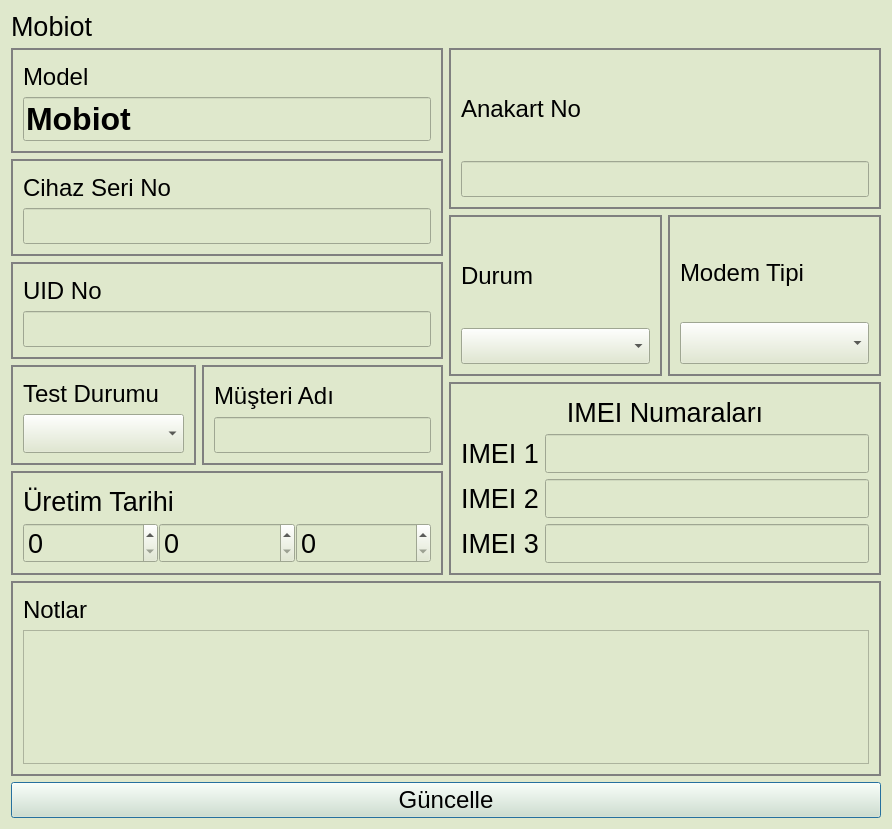
Qt form src/informationmobiotdialog.ui (yunusemrecinar/QT5-cihaz-kimlik-teknik-servis) before a commit.
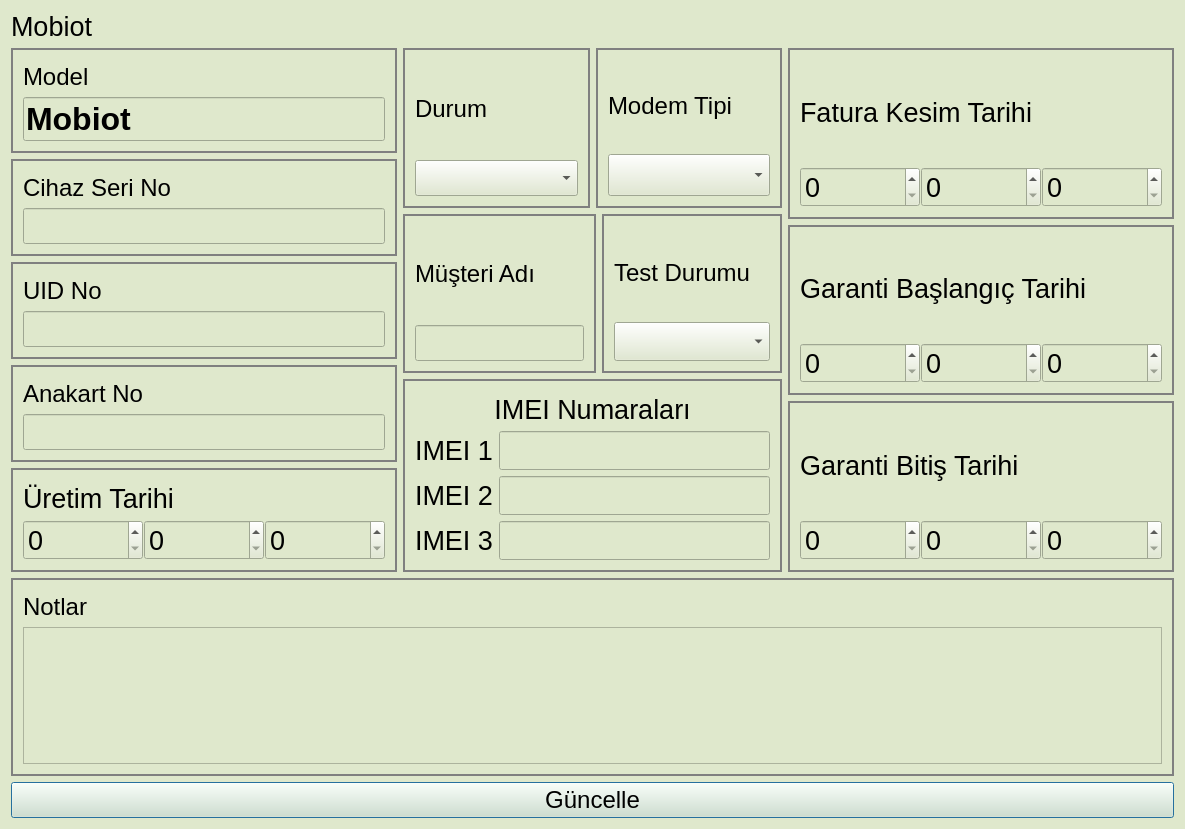
The same form after that commit.

Patch:
```diff
--- a/src/informationmobiotdialog.ui
+++ b/src/informationmobiotdialog.ui
@@ -6,7 +6,7 @@
    <rect>
     <x>0</x>
     <y>0</y>
-    <width>892</width>
+    <width>1185</width>
     <height>829</height>
    </rect>
   </property>
@@ -18,7 +18,7 @@
   background-color: #DFE8CC ;
 }</string>
   </property>
-  <layout class="QVBoxLayout" name="verticalLayout_2">
+  <layout class="QVBoxLayout" name="verticalLayout_3">
    <item>
     <layout class="QVBoxLayout" name="verticalLayout_14">
      <item>
@@ -172,12 +172,10 @@
           </widget>
          </item>
          <item>
-          <layout class="QHBoxLayout" name="horizontalLayout_3">
-           <item>
-            <widget class="QGroupBox" name="TestDurumBox">
+          <widget class="QGroupBox" name="AnakartNoBox">
              <property name="minimumSize">
               <size>
-               <width>185</width>
+             <width>365</width>
                <height>0</height>
               </size>
              </property>
@@ -186,84 +184,30 @@
 border:2px solid grey;
 }</string>
              </property>
-             <layout class="QVBoxLayout" name="verticalLayout_8">
+           <layout class="QVBoxLayout" name="verticalLayout">
               <item>
-               <widget class="QLabel" name="testDurumu">
+             <widget class="QLabel" name="anakart">
                 <property name="font">
                  <font>
                   <pointsize>18</pointsize>
                  </font>
                 </property>
-                <property name="styleSheet">
-                 <string notr="true">verticalLayout_6 {
-border:1px;
-}</string>
-                </property>
                 <property name="text">
-                 <string>Test Durumu</string>
+               <string>Anakart No</string>
                 </property>
                </widget>
               </item>
               <item>
-               <widget class="QComboBox" name="test_durum_">
+             <widget class="QLineEdit" name="anakart_">
                 <property name="font">
                  <font>
-                  <pointsize>20</pointsize>
-                 </font>
-                </property>
-               </widget>
-              </item>
-             </layout>
-            </widget>
-           </item>
-           <item>
-            <widget class="QGroupBox" name="musteriAdiBox">
-             <property name="minimumSize">
-              <size>
-               <width>0</width>
-               <height>0</height>
-              </size>
-             </property>
-             <property name="styleSheet">
-              <string notr="true">QGroupBox {
-border: 2px solid grey;
-}</string>
-             </property>
-             <layout class="QVBoxLayout" name="verticalLayout_10">
-              <item>
-               <widget class="QLabel" name="musteriAdi_2">
-                <property name="maximumSize">
-                 <size>
-                  <width>16777215</width>
-                  <height>16777215</height>
-                 </size>
-                </property>
-                <property name="font">
-                 <font>
                   <pointsize>18</pointsize>
                  </font>
                 </property>
-                <property name="text">
-                 <string>Müşteri Adı</string>
-                </property>
-               </widget>
-              </item>
-              <item>
-               <widget class="QLineEdit" name="musteriAdi_1">
-                <property name="font">
-                 <font>
-                  <pointsize>18</pointsize>
-                 </font>
-                </property>
-                <property name="readOnly">
-                 <bool>true</bool>
-                </property>
-               </widget>
-              </item>
-             </layout>
-            </widget>
-           </item>
-          </layout>
+             </widget>
+            </item>
+           </layout>
+          </widget>
          </item>
          <item>
           <widget class="QGroupBox" name="uretimTarihBox">
@@ -344,44 +288,6 @@
        </item>
        <item>
         <layout class="QVBoxLayout" name="verticalLayout_13">
-         <item>
-          <widget class="QGroupBox" name="AnakartNoBox">
-           <property name="minimumSize">
-            <size>
-             <width>365</width>
-             <height>0</height>
-            </size>
-           </property>
-           <property name="styleSheet">
-            <string notr="true">QGroupBox {
-border:2px solid grey;
-}</string>
-           </property>
-           <layout class="QVBoxLayout" name="verticalLayout">
-            <item>
-             <widget class="QLabel" name="anakart">
-              <property name="font">
-               <font>
-                <pointsize>18</pointsize>
-               </font>
-              </property>
-              <property name="text">
-               <string>Anakart No</string>
-              </property>
-             </widget>
-            </item>
-            <item>
-             <widget class="QLineEdit" name="anakart_">
-              <property name="font">
-               <font>
-                <pointsize>18</pointsize>
-               </font>
-              </property>
-             </widget>
-            </item>
-           </layout>
-          </widget>
-         </item>
          <item>
           <layout class="QHBoxLayout" name="horizontalLayout_5">
            <item>
@@ -495,6 +401,100 @@
            </item>
           </layout>
          </item>
+         <item>
+          <layout class="QHBoxLayout" name="horizontalLayout_6">
+           <item>
+            <widget class="QGroupBox" name="musteriAdiBox_2">
+             <property name="minimumSize">
+              <size>
+               <width>0</width>
+               <height>0</height>
+              </size>
+             </property>
+             <property name="styleSheet">
+              <string notr="true">QGroupBox {
+border: 2px solid grey;
+}</string>
+             </property>
+             <layout class="QVBoxLayout" name="verticalLayout_4">
+              <item>
+               <widget class="QLabel" name="musteriAdi_2">
+                <property name="maximumSize">
+                 <size>
+                  <width>16777215</width>
+                  <height>16777215</height>
+                 </size>
+                </property>
+                <property name="font">
+                 <font>
+                  <pointsize>18</pointsize>
+                 </font>
+                </property>
+                <property name="text">
+                 <string>Müşteri Adı</string>
+                </property>
+               </widget>
+              </item>
+              <item>
+               <widget class="QLineEdit" name="musteriAdi_1">
+                <property name="font">
+                 <font>
+                  <pointsize>18</pointsize>
+                 </font>
+                </property>
+                <property name="readOnly">
+                 <bool>true</bool>
+                </property>
+               </widget>
+              </item>
+             </layout>
+            </widget>
+           </item>
+           <item>
+            <widget class="QGroupBox" name="TestDurumBox_2">
+             <property name="minimumSize">
+              <size>
+               <width>180</width>
+               <height>0</height>
+              </size>
+             </property>
+             <property name="styleSheet">
+              <string notr="true">QGroupBox {
+border:2px solid grey;
+}</string>
+             </property>
+             <layout class="QVBoxLayout" name="verticalLayout_22">
+              <item>
+               <widget class="QLabel" name="testDurumu">
+                <property name="font">
+                 <font>
+                  <pointsize>18</pointsize>
+                 </font>
+                </property>
+                <property name="styleSheet">
+                 <string notr="true">verticalLayout_6 {
+border:1px;
+}</string>
+                </property>
+                <property name="text">
+                 <string>Test Durumu</string>
+                </property>
+               </widget>
+              </item>
+              <item>
+               <widget class="QComboBox" name="test_durum_">
+                <property name="font">
+                 <font>
+                  <pointsize>20</pointsize>
+                 </font>
+                </property>
+               </widget>
+              </item>
+             </layout>
+            </widget>
+           </item>
+          </layout>
+         </item>
          <item>
           <widget class="QGroupBox" name="modemSeriNoBox">
            <property name="styleSheet">
@@ -593,6 +593,235 @@
          </item>
         </layout>
        </item>
+       <item>
+        <layout class="QVBoxLayout" name="verticalLayout_2">
+         <item>
+          <widget class="QGroupBox" name="uretimTarihBox_6">
+           <property name="styleSheet">
+            <string notr="true">QGroupBox {
+border:2px solid grey;
+}</string>
+           </property>
+           <layout class="QVBoxLayout" name="verticalLayout_38">
+            <item>
+             <widget class="QLabel" name="uretim_tarih_6">
+              <property name="font">
+               <font>
+                <pointsize>20</pointsize>
+               </font>
+              </property>
+              <property name="text">
+               <string>Fatura Kesim Tarihi</string>
+              </property>
+             </widget>
+            </item>
+            <item>
+             <layout class="QHBoxLayout" name="horizontalLayout_10">
+              <property name="spacing">
+               <number>1</number>
+              </property>
+              <item>
+               <widget class="QSpinBox" name="fatura_date_day_">
+                <property name="minimumSize">
+                 <size>
+                  <width>120</width>
+                  <height>40</height>
+                 </size>
+                </property>
+                <property name="font">
+                 <font>
+                  <pointsize>20</pointsize>
+                 </font>
+                </property>
+               </widget>
+              </item>
+              <item>
+               <widget class="QSpinBox" name="fatura_date_month_">
+                <property name="minimumSize">
+                 <size>
+                  <width>120</width>
+                  <height>40</height>
+                 </size>
+                </property>
+                <property name="font">
+                 <font>
+                  <pointsize>20</pointsize>
+                 </font>
+                </property>
+               </widget>
+              </item>
+              <item>
+               <widget class="QSpinBox" name="fatura_date_year_">
+                <property name="minimumSize">
+                 <size>
+                  <width>120</width>
+                  <height>40</height>
+                 </size>
+                </property>
+                <property name="font">
+                 <font>
+                  <pointsize>20</pointsize>
+                 </font>
+                </property>
+               </widget>
+              </item>
+             </layout>
+            </item>
+           </layout>
+          </widget>
+         </item>
+         <item>
+          <widget class="QGroupBox" name="uretimTarihBox_7">
+           <property name="styleSheet">
+            <string notr="true">QGroupBox {
+border:2px solid grey;
+}</string>
+           </property>
+           <layout class="QVBoxLayout" name="verticalLayout_39">
+            <item>
+             <widget class="QLabel" name="uretim_tarih_7">
+              <property name="font">
+               <font>
+                <pointsize>20</pointsize>
+               </font>
+              </property>
+              <property name="text">
+               <string>Garanti Başlangıç Tarihi</string>
+              </property>
+             </widget>
+            </item>
+            <item>
+             <layout class="QHBoxLayout" name="horizontalLayout_11">
+              <property name="spacing">
+               <number>1</number>
+              </property>
+              <item>
+               <widget class="QSpinBox" name="garanti_start_day_">
+                <property name="minimumSize">
+                 <size>
+                  <width>120</width>
+                  <height>40</height>
+                 </size>
+                </property>
+                <property name="font">
+                 <font>
+                  <pointsize>20</pointsize>
+                 </font>
+                </property>
+               </widget>
+              </item>
+              <item>
+               <widget class="QSpinBox" name="garanti_start_month_">
+                <property name="minimumSize">
+                 <size>
+                  <width>120</width>
+                  <height>40</height>
+                 </size>
+                </property>
+                <property name="font">
+                 <font>
+                  <pointsize>20</pointsize>
+                 </font>
+                </property>
+               </widget>
+              </item>
+              <item>
+               <widget class="QSpinBox" name="garanti_start_year_">
+                <property name="minimumSize">
+                 <size>
+                  <width>120</width>
+                  <height>40</height>
+                 </size>
+                </property>
+                <property name="font">
+                 <font>
+                  <pointsize>20</pointsize>
+                 </font>
+                </property>
+               </widget>
+              </item>
+             </layout>
+            </item>
+           </layout>
+          </widget>
+         </item>
+         <item>
+          <widget class="QGroupBox" name="uretimTarihBox_8">
+           <property name="styleSheet">
+            <string notr="true">QGroupBox {
+border:2px solid grey;
+}</string>
+           </property>
+           <layout class="QVBoxLayout" name="verticalLayout_40">
+            <item>
+             <widget class="QLabel" name="uretim_tarih_8">
+              <property name="font">
+               <font>
+                <pointsize>20</pointsize>
+               </font>
+              </property>
+              <property name="text">
+               <string>Garanti Bitiş Tarihi</string>
+              </property>
+             </widget>
+            </item>
+            <item>
+             <layout class="QHBoxLayout" name="horizontalLayout_12">
+              <property name="spacing">
+               <number>1</number>
+              </property>
+              <item>
+               <widget class="QSpinBox" name="garanti_bitis_day_">
+                <property name="minimumSize">
+                 <size>
+                  <width>120</width>
+                  <height>40</height>
+                 </size>
+                </property>
+                <property name="font">
+                 <font>
+                  <pointsize>20</pointsize>
+                 </font>
+                </property>
+               </widget>
+              </item>
+              <item>
+               <widget class="QSpinBox" name="garanti_bitis_month_">
+                <property name="minimumSize">
+                 <size>
+                  <width>120</width>
+                  <height>40</height>
+                 </size>
+                </property>
+                <property name="font">
+                 <font>
+                  <pointsize>20</pointsize>
+                 </font>
+                </property>
+               </widget>
+              </item>
+              <item>
+               <widget class="QSpinBox" name="garanti_bitis_year_">
+                <property name="minimumSize">
+                 <size>
+                  <width>120</width>
+                  <height>40</height>
+                 </size>
+                </property>
+                <property name="font">
+                 <font>
+                  <pointsize>20</pointsize>
+                 </font>
+                </property>
+               </widget>
+              </item>
+             </layout>
+            </item>
+           </layout>
+          </widget>
+         </item>
+        </layout>
+       </item>
       </layout>
      </item>
      <item>
```
Lines whose indentation alone changed are shown as unchanged.
